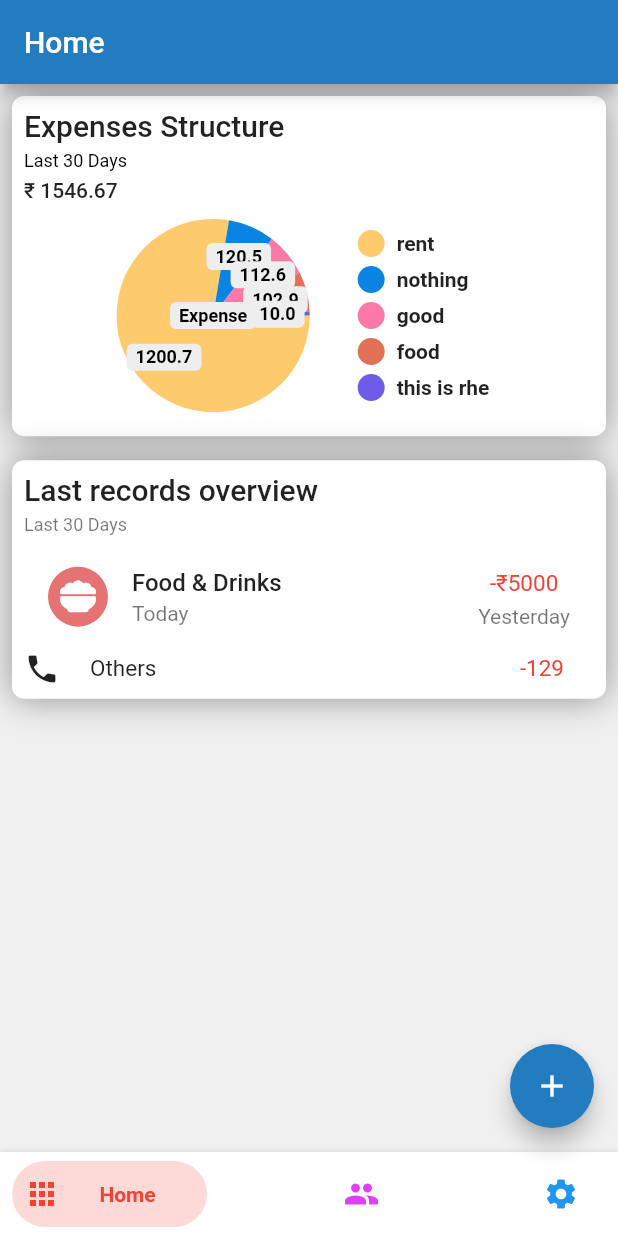
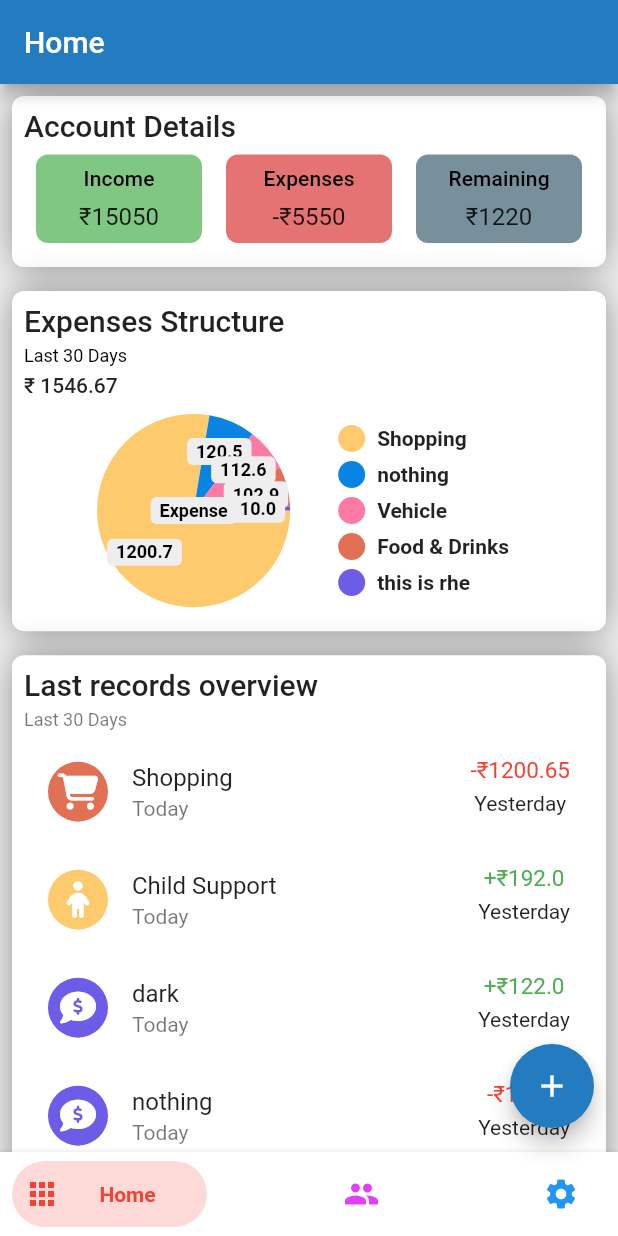
Before and after one commit to ain-py/hackjmi, a Flutter app: the screen it shows after launch, on a phone screen of 412 x 824 dp. Run offline on Flutter 3.47's test engine with Material 2 defaults, Android fonts, the phone set to English and light mode, and no system bars; drawn by our look-alikes of bottom_navy_bar, pie_chart; our stand-ins replace dropdown_search, font_awesome_flutter.

Commit message:
added functionality to last records, account box

```diff
--- a/assets/test.json
+++ b/assets/test.json
@@ -1,21 +1,21 @@
 {
     "expense": [
       {
-        "desc": "food",
+        "desc": "Food & Drinks",
         "amount": 102.8766,
         "note": "hello",
         "date" : 12233,
         "type":"expense"
       },
       {
-        "desc": "rent",
+        "desc": "Shopping",
        "amount": 1200.65,
         "note": "hello",
         "type":"expense",
          "date" : 122334333
       },
       {
-        "desc": "good",
+        "desc": "Vehicle",
         "amount": 112.643,
         "note": "hello",
         "date" : 12233,
@@ -29,7 +29,7 @@
         "type":"expense"
       },
       {
-        "desc": "freeebees",
+        "desc": "Child Support",
         "amount": 192,
         "note": "hello",
         "date" : 12233,
--- a/lib/screens/home_page.dart
+++ b/lib/screens/home_page.dart
@@ -99,6 +99,107 @@ class _HomePageState extends State<HomePage> {
                       crossAxisAlignment: CrossAxisAlignment.start,
                       children: [
                         Text(
+                          "Account Details",
+                          style: Theme.of(context).textTheme.titleLarge,
+                        ),
+                        Row(
+                          mainAxisAlignment: MainAxisAlignment.spaceEvenly,
+                          children: [
+                            Expanded(
+                              child: Container(
+                                decoration: BoxDecoration(
+                                  borderRadius: BorderRadius.circular(8),
+                                  color: Colors.green[300],
+                                  // boxShadow: kboxShadow,
+                                ),
+                                padding: EdgeInsets.all(8),
+                                margin: EdgeInsets.all(8),
+                                child: Column(children: [
+                                  Text(
+                                    "Income",
+                                    style:
+                                        Theme.of(context).textTheme.titleSmall,
+                                  ),
+                                  SizedBox(
+                                    height: 8,
+                                  ),
+                                  Text(
+                                    "₹15050",
+                                    style:
+                                        Theme.of(context).textTheme.titleMedium,
+                                  ),
+                                ]),
+                              ),
+                            ),
+                            Expanded(
+                              child: Container(
+                                decoration: BoxDecoration(
+                                  borderRadius: BorderRadius.circular(8),
+                                  color: Colors.red[300],
+                                  // boxShadow: kboxShadow,
+                                ),
+                                padding: EdgeInsets.all(8),
+                                margin: EdgeInsets.all(8),
+                                child: Column(children: [
+                                  Text(
+                                    "Expenses",
+                                    style:
+                                        Theme.of(context).textTheme.titleSmall,
+                                  ),
+                                  SizedBox(
+                                    height: 8,
+                                  ),
+                                  Text(
+                                    "-₹5550",
+                                    style:
+                                        Theme.of(context).textTheme.titleMedium,
+                                  ),
+                                ]),
+                              ),
+                            ),
+                            Expanded(
+                              child: Container(
+                                decoration: BoxDecoration(
+                                  borderRadius: BorderRadius.circular(8),
+                                  color: Colors.blueGrey[400],
+                                  // boxShadow: kboxShadow,
+                                ),
+                                padding: EdgeInsets.all(8),
+                                margin: EdgeInsets.all(8),
+                                child: Column(children: [
+                                  Text(
+                                    "Remaining",
+                                    style:
+                                        Theme.of(context).textTheme.titleSmall,
+                                  ),
+                                  SizedBox(
+                                    height: 8,
+                                  ),
+                                  Text(
+                                    "₹1220",
+                                    style:
+                                        Theme.of(context).textTheme.titleMedium,
+                                  ),
+                                ]),
+                              ),
+                            )
+                          ],
+                        ),
+                      ],
+                    ),
+                  ),
+                  Container(
+                    decoration: BoxDecoration(
+                      borderRadius: BorderRadius.circular(8),
+                      color: Colors.white,
+                      boxShadow: kboxShadow,
+                    ),
+                    padding: EdgeInsets.all(8),
+                    margin: EdgeInsets.all(8),
+                    child: Column(
+                      crossAxisAlignment: CrossAxisAlignment.start,
+                      children: [
+                        Text(
                           "Expenses Structure",
                           style: Theme.of(context).textTheme.titleLarge,
                         ),
@@ -179,63 +280,47 @@ class _HomePageState extends State<HomePage> {
                         ),
                         //Item rows
 
-                        ListTile(
-                          leading: CircleAvatar(
-                            backgroundColor: Colors.red[300],
-                            child: FaIcon(
-                              FontAwesomeIcons.bowlFood,
-                              color: Colors.white,
-                            ),
-                          ),
-                          title: Text(
-                            'Food & Drinks',
-                            style: Theme.of(context)
-                                .textTheme
-                                .titleLarge!
-                                .copyWith(fontSize: 16),
-                          ),
-                          subtitle: Text('Today'),
-                          trailing: Column(
-                            children: [
-                              SizedBox(
-                                height: 10,
-                              ),
-                              Text("-₹5000",
-                                  style: TextStyle(
-                                      color: Colors.red, fontSize: 15)),
-                              SizedBox(
-                                height: 5,
-                              ),
-                              Text(
-                                'Yesterday',
-                                style: Theme.of(context)
-                                    .textTheme
-                                    .labelMedium!
-                                    .copyWith(
-                                        color: Colors.black54, fontSize: 14),
-                              )
-                            ],
-                          ),
-                        ),
-                        Container(
-                          child: Row(
-                            mainAxisAlignment: MainAxisAlignment.start,
-                            children: [
-                              Icon(Icons.phone),
-                              SizedBox(
-                                width: 20,
-                              ),
-                              Text("Others", style: TextStyle(fontSize: 15)),
-                              Spacer(),
-                              Text("-129",
-                                  style: TextStyle(
-                                      color: Colors.red, fontSize: 15)),
-                              SizedBox(
-                                width: 20,
-                              ),
-                            ],
-                          ),
-                        ),
+                        // ListTile(
+                        //   leading: CircleAvatar(
+                        //     // backgroundColor: Colors.red[300],
+                        //     backgroundColor: const Color(0xff0984e3),
+                        //     child: FaIcon(
+                        //       // FontAwesomeIcons.bowlFood,
+                        //       FontAwesomeIcons.houseChimney,
+                        //       color: Colors.white,
+                        //     ),
+                        //   ),
+                        //   title: Text(
+                        //     'Food & Drinks',
+                        //     style: Theme.of(context)
+                        //         .textTheme
+                        //         .titleLarge!
+                        //         .copyWith(fontSize: 16),
+                        //   ),
+                        //   subtitle: Text('Today'),
+                        //   trailing: Column(
+                        //     children: [
+                        //       SizedBox(
+                        //         height: 5,
+                        //       ),
+                        //       Text("-₹5000",
+                        //           style: TextStyle(
+                        //               color: Colors.red, fontSize: 15)),
+                        //       SizedBox(
+                        //         height: 5,
+                        //       ),
+                        //       Text(
+                        //         'Yesterday',
+                        //         style: Theme.of(context)
+                        //             .textTheme
+                        //             .labelMedium!
+                        //             .copyWith(
+                        //                 color: Colors.black54, fontSize: 14),
+                        //       )
+                        //     ],
+                        //   ),
+                        // ),
+                        Column(children: provider.listItems),
                       ],
                     ),
                   )
```
Also changed, not shown: lib/provider/main_provider.dart (+147 -3 lines).
